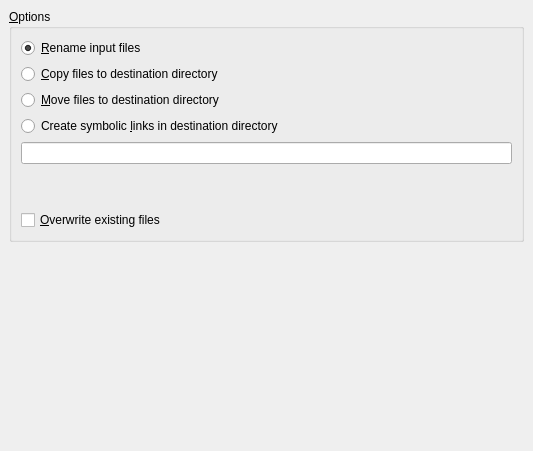
Old version of the form src/krenamedestination.ui in the repository KDE/krename.
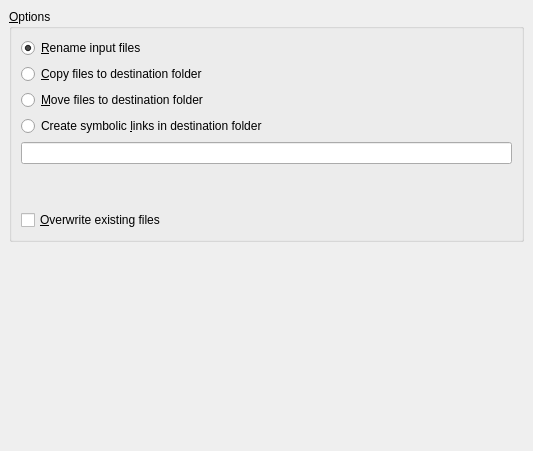
New version of the form. Custom widgets are drawn as their Qt base class.

Commit message: Wording: directory -> folder

Patch:
```diff
--- a/src/krenamedestination.ui
+++ b/src/krenamedestination.ui
@@ -59,21 +59,21 @@
       <item>
        <widget class="QRadioButton" name="optionCopy" >
         <property name="text" >
-         <string>&amp;Copy files to destination directory</string>
+         <string>&amp;Copy files to destination folder</string>
         </property>
        </widget>
       </item>
       <item>
        <widget class="QRadioButton" name="optionMove" >
         <property name="text" >
-         <string>&amp;Move files to destination directory</string>
+         <string>&amp;Move files to destination folder</string>
         </property>
        </widget>
       </item>
       <item>
        <widget class="QRadioButton" name="optionLink" >
         <property name="text" >
-         <string>Create symbolic &amp;links in destination directory</string>
+         <string>Create symbolic &amp;links in destination folder</string>
         </property>
        </widget>
       </item>
```
The commit also changes 5 other files.
